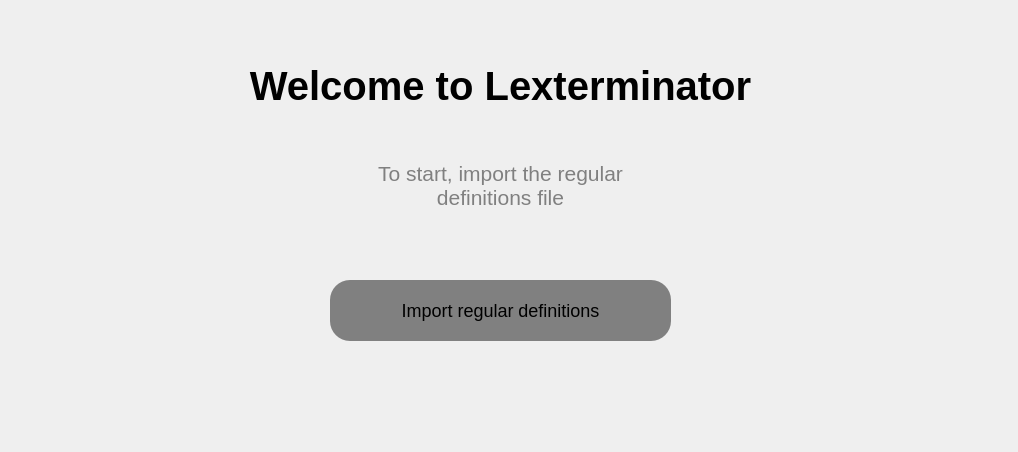
Above: src/ui/welcome.ui from Henrique1803/Lexterminator before the change. Below: the same form after it.
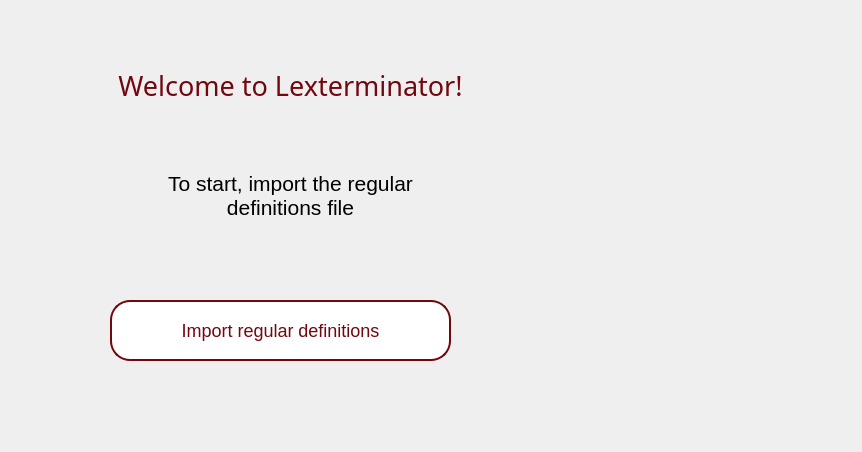
That is the form after the change. Icons and pictures are not drawn.

What changed in the file:
```diff
--- a/src/ui/welcome.ui
+++ b/src/ui/welcome.ui
@@ -6,31 +6,43 @@
    <rect>
     <x>0</x>
     <y>0</y>
-    <width>1018</width>
+    <width>862</width>
     <height>452</height>
    </rect>
   </property>
   <property name="windowTitle">
    <string>Lexterminator</string>
   </property>
+  <property name="windowIcon">
+   <iconset>
+    <normaloff>resources/icon-resized.png</normaloff>resources/icon-resized.png</iconset>
+  </property>
+  <property name="windowOpacity">
+   <double>0.000000000000000</double>
+  </property>
+  <property name="styleSheet">
+   <string notr="true"/>
+  </property>
   <widget class="QLabel" name="title">
    <property name="geometry">
     <rect>
-     <x>0</x>
+     <x>30</x>
      <y>50</y>
-     <width>1001</width>
+     <width>521</width>
      <height>71</height>
     </rect>
    </property>
    <property name="font">
     <font>
-     <pointsize>30</pointsize>
-     <weight>75</weight>
-     <bold>true</bold>
+     <family>Audiowide</family>
+     <pointsize>20</pointsize>
     </font>
    </property>
+   <property name="styleSheet">
+    <string notr="true">color: #730710;</string>
+   </property>
    <property name="text">
-    <string>Welcome to Lexterminator</string>
+    <string>Welcome to Lexterminator!</string>
    </property>
    <property name="alignment">
     <set>Qt::AlignCenter</set>
@@ -39,8 +51,8 @@
   <widget class="QLabel" name="label">
    <property name="geometry">
     <rect>
-     <x>330</x>
-     <y>140</y>
+     <x>120</x>
+     <y>150</y>
      <width>341</width>
      <height>91</height>
     </rect>
@@ -51,7 +63,7 @@
     </font>
    </property>
    <property name="styleSheet">
-    <string notr="true">color: gray</string>
+    <string notr="true">color: black</string>
    </property>
    <property name="text">
     <string>To start, import the regular definitions file</string>
@@ -66,44 +78,52 @@
   <widget class="QPushButton" name="pushButton">
    <property name="geometry">
     <rect>
-     <x>330</x>
-     <y>280</y>
+     <x>110</x>
+     <y>300</y>
      <width>341</width>
      <height>61</height>
     </rect>
    </property>
    <property name="styleSheet">
-    <string notr="true">border-radius: 20px;
-color: black;
-background-color:gray;
-font-size: 18px;</string>
-   </property>
-   <property name="text">
-    <string>Import regular definitions</string>
-   </property>
-  </widget>
-  <widget class="QLabel" name="errorLabel">
-   <property name="geometry">
-    <rect>
-     <x>5</x>
-     <y>380</y>
-     <width>1001</width>
-     <height>61</height>
-    </rect>
-   </property>
-   <property name="styleSheet">
-    <string notr="true">.label-erro {
-  color: red;
-  font-size: 14px; 
-  font-weight: bold;
-  display: block;
+    <string notr="true">
+QPushButton
+{
+border-radius: 20px;
+border: solid #730710; 
+border-width: 2px;
+color: #730710;
+background-color:white;
+font-size: 18px;
+}
+
+QPushButton:hover
+{
+	color: #DA1323;
+	border: solid #DA1323;
+	border-width: 2px;
 }</string>
    </property>
    <property name="text">
-    <string/>
+    <string>Import regular definitions</string>
    </property>
-   <property name="alignment">
-    <set>Qt::AlignCenter</set>
+   <property name="flat">
+    <bool>false</bool>
+   </property>
+  </widget>
+  <widget class="QLabel" name="logo">
+   <property name="geometry">
+    <rect>
+     <x>530</x>
+     <y>120</y>
+     <width>301</width>
+     <height>151</height>
+    </rect>
+   </property>
+   <property name="textFormat">
+    <enum>Qt::PlainText</enum>
+   </property>
+   <property name="pixmap">
+    <pixmap>resources/logo-lexterminator-resized.png</pixmap>
    </property>
   </widget>
  </widget>
```
Left out of the diff: 5 changed lines with no effect on the pictures.
